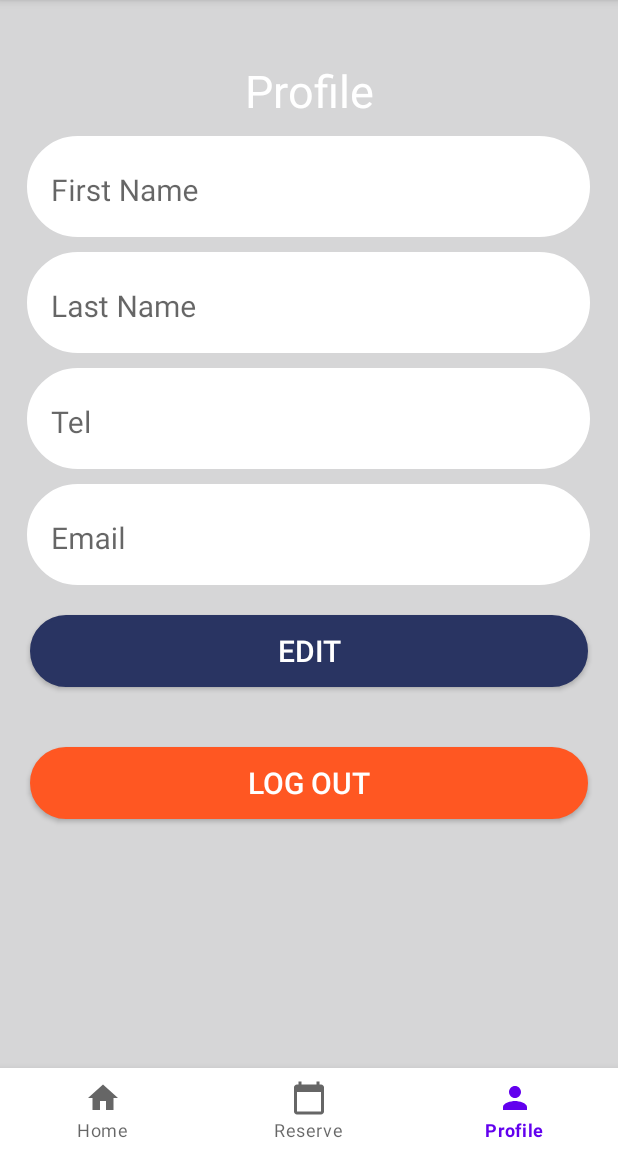
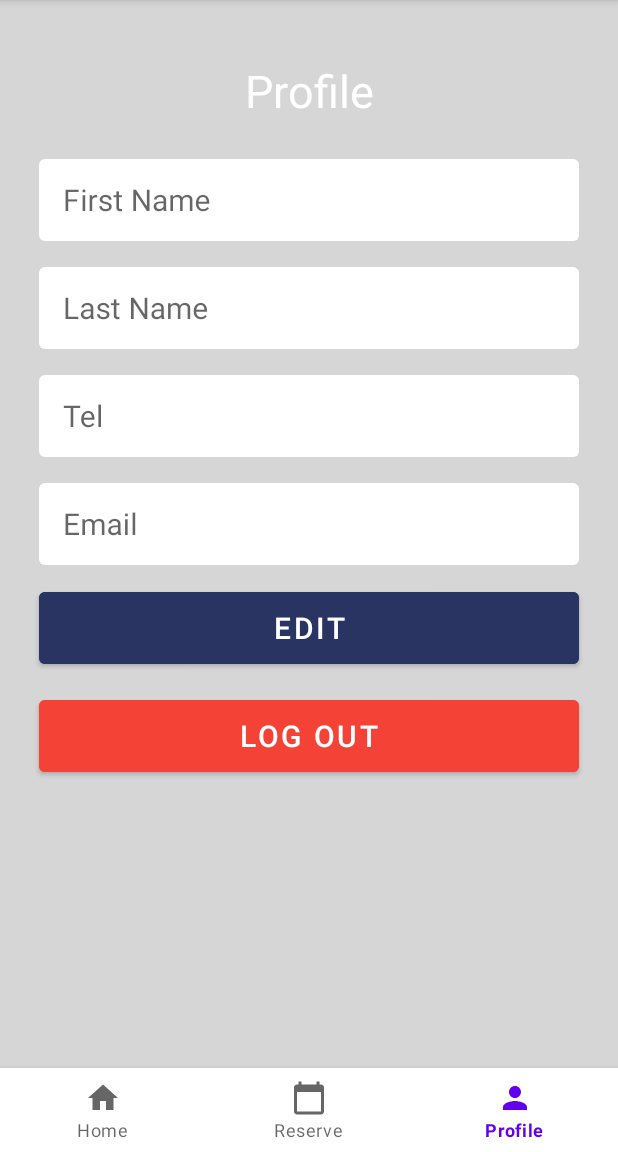
Before and after one commit to peanattha/project-mobile-device, an Android app: the Home screen opened directly, with no data from a screen before it, item 3 of the bottom bar chosen, on a phone screen of 412 x 824 dp, the part 84-1236 px from its top. Run offline under Robolectric (Android 15) with nearby library versions, the light colour scheme and no system bars; pictures from the network do not load; 2 statements that could not run were skipped.

Commit message:
Initial Commit

```diff
--- a/app/src/main/java/com/example/project/HisReservedActivity.kt
+++ b/app/src/main/java/com/example/project/HisReservedActivity.kt
@@ -46,8 +46,8 @@ class HisReservedActivity : AppCompatActivity() {
 
         bindingHisResDetail.stadiumName.setText(stadium_name.toString().capitalize())
         bindingHisResDetail.date.setText(reserve_date_format)
-        bindingHisResDetail.time.setText(time_start+":00 - "+time_end+":00")
-        bindingHisResDetail.price.setText("ราคา: "+total_price+" บาท")
+        bindingHisResDetail.time.setText("Time: "+time_start+":00 - "+time_end+":00")
+        bindingHisResDetail.price.setText("Price: "+total_price+" Bath")
         Glide.with(applicationContext).load(slip_img).into(bindingHisResDetail.slip)
         Glide.with(applicationContext).load(stadium_img).into(bindingHisResDetail.cardImg)
 
--- a/app/src/main/res/layout/fragment_home.xml
+++ b/app/src/main/res/layout/fragment_home.xml
@@ -9,7 +9,6 @@
         android:layout_height="match_parent"
         android:src="@drawable/wallpaper"
         android:scaleType="centerCrop"/>
-
     <TextView
         android:id="@+id/TextPage"
         android:layout_width="match_parent"
@@ -20,7 +19,6 @@
         android:text="Select Stadium"
         android:textColor="#fff"
         android:textSize="30sp" />
-
     <androidx.recyclerview.widget.RecyclerView
         android:id="@+id/recyclerView"
         android:layout_width="match_parent"
--- a/app/src/main/res/layout/fragment_profile.xml
+++ b/app/src/main/res/layout/fragment_profile.xml
@@ -37,15 +37,15 @@
                 android:textSize="30sp" />
 
             <com.google.android.material.textfield.TextInputLayout
-                android:layout_width="375dp"
-                android:layout_height="wrap_content"
+                android:layout_width="360dp"
                 android:layout_gravity="center"
                 style="@style/Widget.MaterialComponents.TextInputLayout.OutlinedBox"
                 android:hint="First Name"
                 app:boxStrokeWidth="0dp"
-                app:boxStrokeWidthFocused="0dp"
-                android:background="@drawable/boder_radius"
-                android:layout_marginTop="10dp">
+                android:layout_height="60dp"
+                android:layout_marginTop="20dp"
+                app:boxBackgroundColor="@color/white"
+                app:boxStrokeWidthFocused="0dp">
 
                 <com.google.android.material.textfield.TextInputEditText
                     android:id="@+id/FirstName"
@@ -55,15 +55,15 @@
                     android:textSize="20sp" />
             </com.google.android.material.textfield.TextInputLayout>
             <com.google.android.material.textfield.TextInputLayout
-                android:layout_width="375dp"
-                android:layout_height="wrap_content"
+                android:layout_width="360dp"
                 android:layout_gravity="center"
-                android:background="@drawable/boder_radius"
                 app:boxStrokeWidth="0dp"
+                android:layout_height="60dp"
+                android:layout_marginTop="12dp"
+                app:boxBackgroundColor="@color/white"
                 app:boxStrokeWidthFocused="0dp"
                 style="@style/Widget.MaterialComponents.TextInputLayout.OutlinedBox"
-                android:hint="Last Name"
-                android:layout_marginTop="10dp">
+                android:hint="Last Name">
 
                 <com.google.android.material.textfield.TextInputEditText
                     android:id="@+id/LastName"
@@ -73,33 +73,33 @@
                     android:textSize="20sp" />
             </com.google.android.material.textfield.TextInputLayout>
             <com.google.android.material.textfield.TextInputLayout
-                android:layout_width="375dp"
-                android:layout_height="wrap_content"
+                android:layout_width="360dp"
                 android:layout_gravity="center"
                 app:boxStrokeWidth="0dp"
+                android:layout_height="60dp"
+                android:layout_marginTop="12dp"
+                app:boxBackgroundColor="@color/white"
                 app:boxStrokeWidthFocused="0dp"
-                android:background="@drawable/boder_radius"
                 style="@style/Widget.MaterialComponents.TextInputLayout.OutlinedBox"
-                android:hint="Tel"
-                android:layout_marginTop="10dp">
+                android:hint="Tel">
 
                 <com.google.android.material.textfield.TextInputEditText
                     android:id="@+id/tel"
-                    android:layout_width="match_parent"
+                    android:layout_width="360dp"
                     android:layout_height="wrap_content"
                     android:inputType="number"
                     android:textSize="20sp" />
             </com.google.android.material.textfield.TextInputLayout>
             <com.google.android.material.textfield.TextInputLayout
-                android:layout_width="375dp"
-                android:layout_height="wrap_content"
+                android:layout_width="360dp"
                 android:layout_gravity="center"
                 app:boxStrokeWidth="0dp"
+                android:layout_height="60dp"
+                android:layout_marginTop="12dp"
+                app:boxBackgroundColor="@color/white"
                 app:boxStrokeWidthFocused="0dp"
-                android:background="@drawable/boder_radius"
                 style="@style/Widget.MaterialComponents.TextInputLayout.OutlinedBox"
-                android:hint="Email"
-                android:layout_marginTop="10dp">
+                android:hint="Email">
 
                 <com.google.android.material.textfield.TextInputEditText
                     android:id="@+id/email"
@@ -109,28 +109,30 @@
                     android:textSize="20sp" />
             </com.google.android.material.textfield.TextInputLayout>
 
-            <androidx.appcompat.widget.AppCompatButton
+            <Button
                 android:id="@+id/btnEdit"
-                android:layout_width="match_parent"
-                android:layout_height="wrap_content"
-                android:background="@drawable/boder_radius_btn"
+                style="@style/Widget.MaterialComponents.Button"
+                android:layout_width="360dp"
                 android:layout_gravity="center"
+                android:layout_height="60dp"
+                android:layout_marginTop="12dp"
+                android:backgroundTint="#293462"
                 android:text="Edit"
                 android:textColor="@color/white"
-                android:textSize="20sp"
-                android:layout_margin="20dp">
-            </androidx.appcompat.widget.AppCompatButton>
-            <androidx.appcompat.widget.AppCompatButton
+                android:textSize="20sp">
+            </Button>
+            <Button
                 android:id="@+id/btnLogout"
-                android:layout_width="match_parent"
-                android:layout_height="wrap_content"
-                android:background="@drawable/btn_logout"
+                style="@style/Widget.MaterialComponents.Button"
+                android:layout_width="360dp"
+                android:layout_height="60dp"
+                android:layout_marginTop="12dp"
+                android:backgroundTint="#F44336"
                 android:layout_gravity="center"
                 android:text="Log Out"
                 android:textColor="@color/white"
-                android:textSize="20sp"
-                android:layout_margin="20dp">
-            </androidx.appcompat.widget.AppCompatButton>
+                android:textSize="20sp">
+            </Button>
         </LinearLayout>
     </ScrollView>
 </RelativeLayout>
```
Also changed, not shown: app/src/main/java/com/example/project/HomeDetail.kt (+3 -20 lines), app/src/main/java/com/example/project/stadiumAdapter.kt (+5 -4 lines), app/src/main/res/layout/activity_admin_main.xml (+17 -25 lines), app/src/main/res/layout/activity_his_reserved.xml (+6 -5 lines), app/src/main/res/layout/activity_home_detail.xml (+79 -105 lines), app/src/main/res/layout/activity_login.xml (+30 -16 lines), app/src/main/res/layout/activity_manage_bank.xml (+25 -20 lines), app/src/main/res/layout/activity_register.xml (+22 -48 lines), app/src/main/res/layout/stadium_item_layout.xml (+2 -9 lines).
